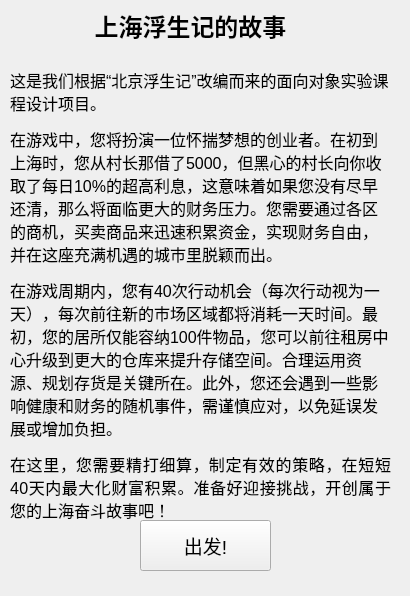
blackdover/shanghaifusheng, file loading.ui: the form before one commit.
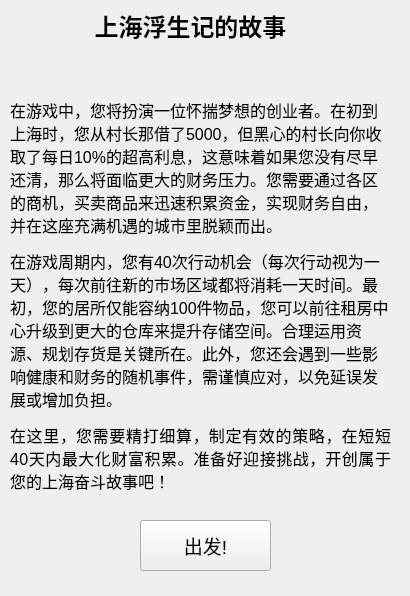
The form after the commit.

Commit message: 一些小修改

Patch:
```diff
--- a/loading.ui
+++ b/loading.ui
@@ -28,7 +28,7 @@
     </font>
    </property>
    <property name="text">
-    <string>&lt;html&gt;&lt;head/&gt;&lt;body&gt;&lt;p&gt;这是我们根据“北京浮生记”改编而来的面向对象实验课程设计项目。&lt;/p&gt;&lt;p&gt;        在游戏中，您将扮演一位怀揣梦想的创业者。在初到上海时，您从村长那借了5000，但黑心的村长向你收取了每日10%的超高利息，这意味着如果您没有尽早还清，那么将面临更大的财务压力。您需要通过各区的商机，买卖商品来迅速积累资金，实现财务自由，并在这座充满机遇的城市里脱颖而出。&lt;/p&gt;&lt;p&gt;        在游戏周期内，您有40次行动机会（每次行动视为一天），每次前往新的市场区域都将消耗一天时间。最初，您的居所仅能容纳100件物品，您可以前往租房中心升级到更大的仓库来提升存储空间。合理运用资源、规划存货是关键所在。此外，您还会遇到一些影响健康和财务的随机事件，需谨慎应对，以免延误发展或增加负担。&lt;/p&gt;&lt;p align=&quot;justify&quot;&gt;        在这里，您需要精打细算，制定有效的策略，在短短40天内最大化财富积累。准备好迎接挑战，开创属于您的上海奋斗故事吧！&lt;/p&gt;&lt;/body&gt;&lt;/html&gt;</string>
+    <string>&lt;html&gt;&lt;head/&gt;&lt;body&gt;&lt;p&gt;在游戏中，您将扮演一位怀揣梦想的创业者。在初到上海时，您从村长那借了5000，但黑心的村长向你收取了每日10%的超高利息，这意味着如果您没有尽早还清，那么将面临更大的财务压力。您需要通过各区的商机，买卖商品来迅速积累资金，实现财务自由，并在这座充满机遇的城市里脱颖而出。&lt;/p&gt;&lt;p&gt;在游戏周期内，您有40次行动机会（每次行动视为一天），每次前往新的市场区域都将消耗一天时间。最初，您的居所仅能容纳100件物品，您可以前往租房中心升级到更大的仓库来提升存储空间。合理运用资源、规划存货是关键所在。此外，您还会遇到一些影响健康和财务的随机事件，需谨慎应对，以免延误发展或增加负担。&lt;/p&gt;&lt;p align=&quot;justify&quot;&gt;在这里，您需要精打细算，制定有效的策略，在短短40天内最大化财富积累。准备好迎接挑战，开创属于您的上海奋斗故事吧！&lt;/p&gt;&lt;/body&gt;&lt;/html&gt;</string>
    </property>
    <property name="wordWrap">
     <bool>true</bool>
```
The commit also changes 11 other files.
